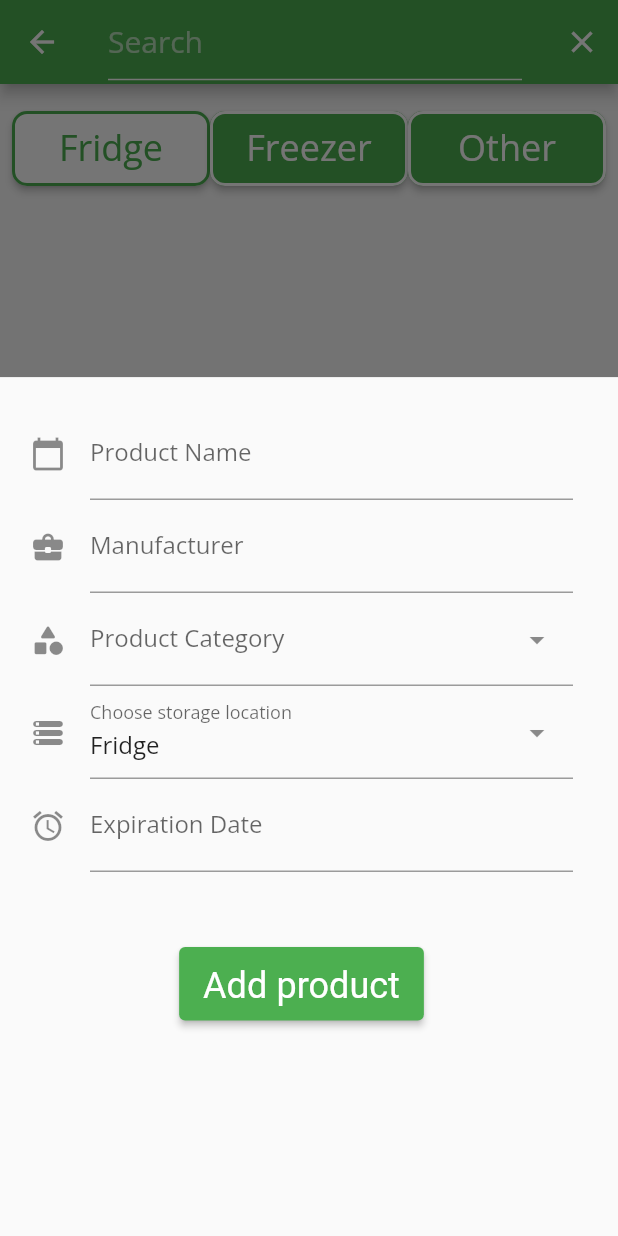
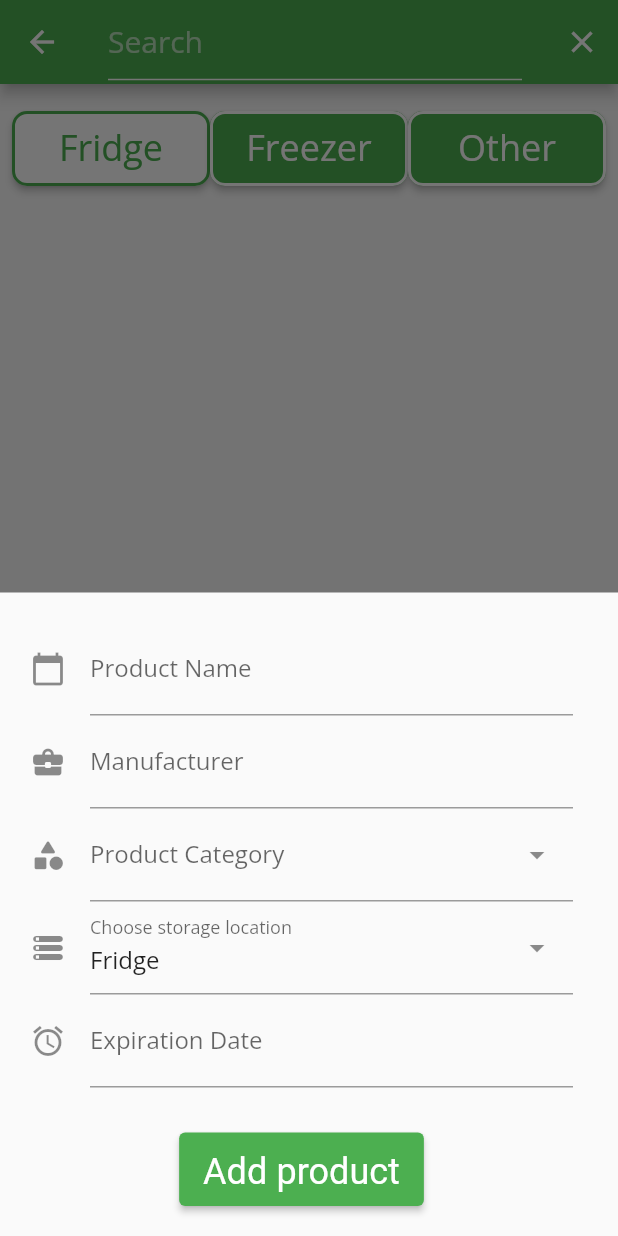
Before and after one commit to fredrikhoelseter/WhatsInMyFridge, a Flutter app: the StoragePage screen opened by its route, after a tap on the "search" icon, after a tap on the "add" icon, on a phone screen of 412 x 824 dp. Run offline on Flutter 3.47's test engine with Material 2 defaults, Android fonts, the phone set to English and light mode, and no system bars; our stand-ins replace babstrap_settings_screen, cloud_firestore, firebase_auth, firebase_core, font_awesome_flutter, google_fonts and 4 more; missing offline and left inert: dart:ffi; accounts and stored records are empty.

Commit message:
Updated food item form to be more flexible to fit smaller screens

```diff
--- a/lib/widgets/food_item_form.dart
+++ b/lib/widgets/food_item_form.dart
@@ -51,7 +51,7 @@ class _foodItemFormState extends State<FoodItemForm> {
             top: 20,
             left: 20,
             right: 30,
-            bottom: MediaQuery.of(context).size.height * 0.15),
+            bottom: MediaQuery.of(context).size.height * 0),
         child: Form(
           key: FoodItemForm.ProductFormKey,
           child: Column(
@@ -149,7 +149,7 @@ class _foodItemFormState extends State<FoodItemForm> {
                 },
               ),
               const SizedBox(
-                height: 50,
+                height: 30,
               ),
               Container(
                 child: Align(alignment: Alignment.center, child: widget.child),
```
